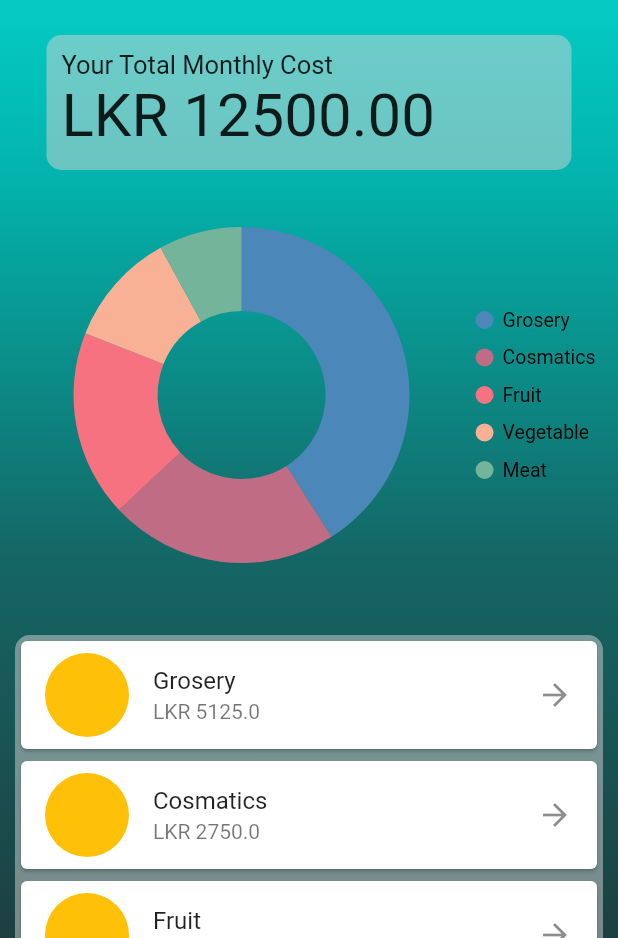
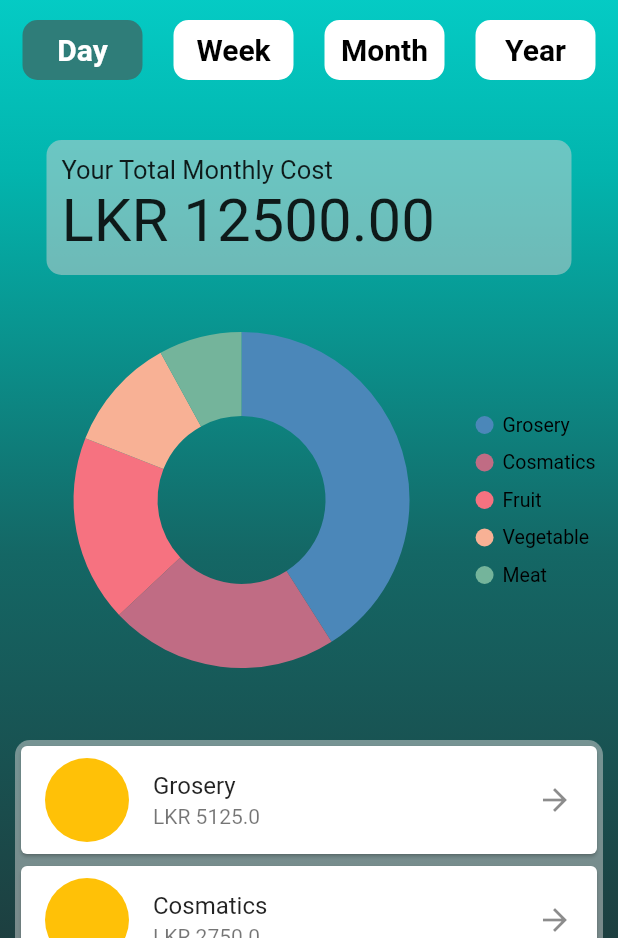
Before and after one commit to ListMe-MP/list_me, a Flutter app: the Analyse screen opened directly, on a phone screen of 412 x 824 dp, the part 298-1236 px from its top. Run offline on Flutter 3.47's test engine with Material 2 defaults, Android fonts, the phone set to English and light mode, and no system bars; drawn by our look-alikes of toggle_switch; our stand-ins replace google_fonts, ionicons, smooth_page_indicator, syncfusion_flutter_charts; Roboto replaces fonts that are missing (Castoro).

Commit message:
navigation bar

```diff
--- a/lib/model/button_model.dart
+++ b/lib/model/button_model.dart
@@ -2,7 +2,7 @@ import 'package:flutter/material.dart';
 import 'package:list_me/screens/Settings_page.dart';
 import 'package:list_me/screens/check_list.dart';
 import 'package:list_me/screens/create_list.dart';
-import 'package:list_me/screens/analyse_page.dart';
+import 'package:list_me/screens/analysis/analyse_page.dart';
 
 class ButtonModel extends ChangeNotifier {
   final List _buttonTypes = [
--- a/lib/screens/Settings_page.dart
+++ b/lib/screens/Settings_page.dart
@@ -21,7 +21,8 @@ class SettingsPage extends StatelessWidget {
   @override
   Widget build(BuildContext context) {
 
-    return Scaffold(
+    return SafeArea(
+      child: Scaffold(
         appBar: AppBar(
             title: const Text(
               "Settings",
@@ -189,6 +190,7 @@ class SettingsPage extends StatelessWidget {
             ],
           ),
         ),
+      ),
     );
   }
 }
--- a/lib/screens/analyse_page.dart
+++ /dev/null
@@ -1,221 +0,0 @@
-
-import 'package:flutter/material.dart';
-import 'package:google_fonts/google_fonts.dart';
-import 'package:list_me/components/background.dart';
-import 'package:list_me/components/colors.dart';
-import 'package:list_me/screens/catagory_page.dart';
-import 'package:syncfusion_flutter_charts/charts.dart';
-
-import '../components/top_bar.dart';
-import '../utils/navigationMenu.dart';
-
-class Analyse extends StatefulWidget {
-  const Analyse({super.key});
-
-  @override
-  State<Analyse> createState() => _AnalyseState();
-}
-
-class _AnalyseState extends State<Analyse> {
-  late List<CatData> _chartData;
-
-  @override
-  void initState() {
-    _chartData = getChartData();
-    super.initState();
-  }
-
-  List<Catagory> catagorys = [
-    const Catagory(
-      catname: 'Grosery',
-      price: 5125,
-      urlAvatar: '',
-    ),
-    const Catagory(
-      catname: 'Cosmatics',
-      price: 2750,
-      urlAvatar: '',
-    ),
-    const Catagory(
-      catname: 'Fruit',
-      price: 2250,
-      urlAvatar: '',
-    ),
-    const Catagory(
-      catname: 'Vegetable',
-      price: 1375,
-      urlAvatar: '',
-    ),
-    const Catagory(
-      catname: 'Meat',
-      price: 1000,
-      urlAvatar: '',
-    ),
-  ];
-
-  @override
-  Widget build(BuildContext context) {
-    return Scaffold(
-      appBar: AppBar(
-        title: const Text(
-          "Analysis",
-          style: TextStyle(color: tc1),
-          textAlign: TextAlign.justify,
-        ),
-        backgroundColor: tc4,
-        foregroundColor: tc1,
-      ),
-      body: Stack(children: [
-        Background(),
-        SingleChildScrollView(
-          child: Column(
-            crossAxisAlignment: CrossAxisAlignment.center,
-            children: [
-              TopBar(
-                onToggle: (index) {
-                  print('switched to:$index');
-                },
-                onMenuItemSelected: (item) => onSelected(context, item),
-              ),
-              Padding(
-                padding: EdgeInsets.only(top: 30.0),
-                child: Stack(
-                  children: [
-                    Text(
-                      'Analysis',
-                      style: GoogleFonts.castoro(
-                          fontSize: 40.0,
-                          foreground: Paint()
-                            ..style = PaintingStyle.stroke
-                            ..strokeWidth = 5
-                            ..color = tc5),
-                    ),
-                    Text('Analysis',
-                        style: GoogleFonts.castoro(
-                          fontSize: 40.0,
-                          color: tc6,
-                        )),
-                  ],
-                ),
-              ),
-              SizedBox(
-                height: 25.0,
-              ),
-              Container(
-                child: Padding(
-                  padding: const EdgeInsets.all(10.0),
-                  child: Column(
-                    crossAxisAlignment: CrossAxisAlignment.start,
-                    children: [
-                      Text(
-                        'Your Total Monthly Cost',
-                        style: TextStyle(
-                          fontSize: 17.0,
-                        ),
-                      ),
-                      Text(
-                        'LKR 12500.00',
-                        style: TextStyle(
-                          fontSize: 40.0,
-                        ),
-                      ),
-                    ],
-                  ),
-                ),
-                width: 350,
-                height: 90,
-                decoration: ShapeDecoration(
-                    color: Color(0x7FD4D4D4),
-                    shape: RoundedRectangleBorder(
-                      borderRadius: BorderRadius.circular(10),
-                    )),
-              ),
-              SfCircularChart(
-                series: <CircularSeries>[
-                  DoughnutSeries<CatData, String>(
-                    dataSource: _chartData,
-                    xValueMapper: (CatData data, _) => data.item,
-                    yValueMapper: (CatData data, _) => data.price,
-                    //dataLabelSettings: DataLabelSettings(isVisible: true)
-                  ),
-                ],
-                legend: Legend(
-                    isVisible: true,
-                    overflowMode: LegendItemOverflowMode.wrap),
-              ),
-              Padding(
-                padding: const EdgeInsets.all(10.0),
-                child: Container(
-                  decoration: BoxDecoration(
-                      borderRadius: BorderRadius.circular(10),
-                      color: Color(0X7fd4d4d4)),
-                  height: 400,
-                  child: ListView.builder(
-                    scrollDirection: Axis.vertical,
-                    shrinkWrap: true,
-                    itemCount: catagorys.length,
-                    itemBuilder: (BuildContext context, int index) {
-                      final category = catagorys[index];
-                      return GestureDetector(
-                        onTap: () {
-                          Navigator.of(context).push(MaterialPageRoute(builder: (context)=> CategoryPage()));
-                        },
-                        child: Card(
-                          child: ListTile(
-                            leading: CircleAvatar(
-                              radius: 28,
-                              backgroundColor: Colors.amber,
-                            ),
-                            title: Text(category.catname),
-                            subtitle:
-                                Text('LKR ' + category.price.toString()),
-                            trailing: const Icon(Icons.arrow_forward),
-
-                            // onTap: (){
-                            //   Navigator.of(context).push(MaterialPageRoute(
-                            //     builder: CatagoryPage())
-                            //   ),
-                            // },
-                          ),
-                        ),
-                      );
-                    },
-                  ),
-                ),
-              ),
-            ],
-          ),
-        ),
-      ]),
-    );
-  }
-
-  List<CatData> getChartData() {
-    final List<CatData> chartData = [
-      CatData('Grosery', 5125),
-      CatData('Cosmatics', 2750),
-      CatData('Fruit', 2250),
-      CatData('Vegetable', 1375),
-      CatData('Meat', 1000),
-    ];
-    return chartData;
-  }
-}
-
-class CatData {
-  CatData(this.item, this.price);
-  final String item;
-  final int price;
-}
-
-class Catagory {
-  final String catname;
-  final double price;
-  final String urlAvatar;
-
-  const Catagory({
-    required this.catname,
-    required this.price,
-    required this.urlAvatar,
-  });
-}
--- /dev/null
+++ b/lib/screens/analysis/analyse_page.dart
@@ -0,0 +1,127 @@
+import 'package:flutter/material.dart';
+import 'package:google_fonts/google_fonts.dart';
+import 'package:list_me/components/background.dart';
+import 'package:list_me/components/colors.dart';
+import 'package:list_me/screens/analysis/chart.dart';
+
+
+import '../../components/top_bar.dart';
+import '../../utils/navigationMenu.dart';
+
+class Analyse extends StatefulWidget {
+  const Analyse({super.key});
+
+  @override
+  State<Analyse> createState() => _AnalyseState();
+}
+
+class _AnalyseState extends State<Analyse> with TickerProviderStateMixin {
+
+  List day = ['Day', 'Week', 'Month', 'Year'];
+  int index_color = 0;
+
+  @override
+  Widget build(BuildContext context) {
+    return DefaultTabController(
+      length: 2,
+      initialIndex: 0,
+      child: SafeArea(
+        child: Scaffold(
+          appBar: AppBar(
+            title: const Text(
+              "Analysis",
+              style: TextStyle(color: tc1),
+              textAlign: TextAlign.justify,
+            ),
+            backgroundColor: tc4,
+            foregroundColor: tc1,
+          ),
+          body: Stack(children: [
+            Background(),
+            SingleChildScrollView(
+              child: Column(
+                crossAxisAlignment: CrossAxisAlignment.center,
+                children: [
+                  TopBar(
+                    onToggle: (index) {
+                      print('switched to:$index');
+                    },
+                    onMenuItemSelected: (item) => onSelected(context, item),
+                  ),
+                  Padding(
+                    padding: EdgeInsets.only(top: 30.0),
+                    child: Stack(
+                      children: [
+                        Text(
+                          'Analysis',
+                          style: GoogleFonts.castoro(
+                              fontSize: 40.0,
+                              foreground: Paint()
+                                ..style = PaintingStyle.stroke
+                                ..strokeWidth = 5
+                                ..color = tc5),
+                        ),
+                        Text('Analysis',
+                            style: GoogleFonts.castoro(
+                              fontSize: 40.0,
+                              color: tc6,
+                            )),
+                      ],
+                    ),
+                  ),
+                  SizedBox(height: 15),
+
+                  Padding(
+                    padding: const EdgeInsets.symmetric(horizontal: 15),
+                    child: Row(
+                      mainAxisAlignment: MainAxisAlignment.spaceBetween,
+                      children: [
+                        ...List.generate(
+                          4,
+                          (index) {
+                            return GestureDetector(
+                              onTap: () {
+                                setState(() {
+                                  index_color = index;
+                                });
+                              },
+                              child: Container(
+                                height: 40,
+                                width: 80,
+                                decoration: BoxDecoration(
+                                    borderRadius: BorderRadius.circular(10),
+                                    color: index_color == index
+                                    ? Color.fromARGB(255, 47, 125, 121)
+                                    : Colors.white
+                                    ),
+                                alignment: Alignment.center,
+                                child: Text(
+                                  day[index],
+                                  style: TextStyle(
+                                      color: index_color == index
+                                    ? Colors.white
+                                    : Colors.black,
+                                      fontSize: 20,
+                                      fontWeight: FontWeight.w700),
+                                ),
+                              ),
+                            );
+                          },
+                        ),
+                      ],
+                    ),
+                  ),
+
+                  SizedBox(
+                    height: 15,
+                  ),
+                  Chart(),
+                ],
+              ),
+            ),
+          ]),
+        ),
+      ),
+    );
+  }
+}
--- a/lib/screens/catagory_page.dart
+++ b/lib/screens/analysis/catagory_page.dart
@@ -5,8 +5,8 @@ import 'package:list_me/components/background.dart';
 import 'package:list_me/components/colors.dart';
 import 'package:list_me/components/itemcard.dart';
 
-import '../components/top_bar.dart';
-import '../utils/navigationMenu.dart';
+import '../../components/top_bar.dart';
+import '../../utils/navigationMenu.dart';
 
 class CategoryPage extends StatefulWidget {
   const CategoryPage({super.key});
@@ -16,13 +16,10 @@ class CategoryPage extends StatefulWidget {
 }
 
 class _CategoryPageState extends State<CategoryPage> {
-  late List<CatData> _chartData;
-
-  @override
-
 
   List<Catagory> catagorys = [
     const Catagory(
+
       item_name: 'Rice',
       quantity: '10 kg',
       amount: '1200.00',
--- /dev/null
+++ b/lib/screens/analysis/chart.dart
@@ -0,0 +1,175 @@
+import 'package:flutter/material.dart';
+import 'package:list_me/screens/analysis/catagory_page.dart';
+import 'package:syncfusion_flutter_charts/charts.dart';
+
+
+class Chart extends StatefulWidget {
+  const Chart({super.key});
+
+  @override
+  State<Chart> createState() => _ChartState();
+}
+
+class _ChartState extends State<Chart> {
+  late List<CatData> _chartData;
+
+  @override
+  void initState() {
+    _chartData = getChartData();
+    super.initState();
+  }
+
+  List<Catagory> catagorys = [
+    const Catagory(
+      catname: 'Grosery',
+      price: 5125,
+      urlAvatar: '',
+    ),
+    const Catagory(
+      catname: 'Cosmatics',
+      price: 2750,
+      urlAvatar: '',
+    ),
+    const Catagory(
+      catname: 'Fruit',
+      price: 2250,
+      urlAvatar: '',
+    ),
+    const Catagory(
+      catname: 'Vegetable',
+      price: 1375,
+      urlAvatar: '',
+    ),
+    const Catagory(
+      catname: 'Meat',
+      price: 1000,
+      urlAvatar: '',
+    ),
+  ];
+
+
+
+  @override
+  Widget build(BuildContext context) {
+    return Column(
+      children:[
+        SizedBox(
+        height: 25.0,
+      ),
+      Container(
+        child: Padding(
+          padding: const EdgeInsets.all(10.0),
+          child: Column(
+            crossAxisAlignment: CrossAxisAlignment.start,
+            children: [
+              Text(
+                'Your Total Monthly Cost',
+                style: TextStyle(
+                  fontSize: 17.0,
+                ),
+              ),
+              Text(
+                'LKR 12500.00',
+                style: TextStyle(
+                  fontSize: 40.0,
+                ),
+              ),
+            ],
+          ),
+        ),
+        width: 350,
+        height: 90,
+        decoration: ShapeDecoration(
+            color: Color(0x7FD4D4D4),
+            shape: RoundedRectangleBorder(
+              borderRadius: BorderRadius.circular(10),
+            )),
+      ),
+
+
+      SfCircularChart(
+        series: <CircularSeries>[
+          DoughnutSeries<CatData, String>(
+            dataSource: _chartData,
+            xValueMapper: (CatData data, _) => data.item,
+            yValueMapper: (CatData data, _) => data.price,
+            //dataLabelSettings: DataLabelSettings(isVisible: true)
+          ),
+        ],
+        legend:
+            Legend(isVisible: true, overflowMode: LegendItemOverflowMode.wrap),
+      ),
+      Padding(
+        padding: const EdgeInsets.all(10.0),
+        child: Container(
+          decoration: BoxDecoration(
+              borderRadius: BorderRadius.circular(10),
+              color: Color(0X7fd4d4d4)),
+          height: 400,
+          child: ListView.builder(
+            scrollDirection: Axis.vertical,
+            shrinkWrap: true,
+            itemCount: catagorys.length,
+            itemBuilder: (BuildContext context, int index) {
+              final category = catagorys[index];
+              return GestureDetector(
+                onTap: () {
+                  Navigator.of(context).push(
+                      MaterialPageRoute(builder: (context) => CategoryPage()));
+                },
+                child: Card(
+                  child: ListTile(
+                    leading: CircleAvatar(
+                      radius: 28,
+                      backgroundColor: Colors.amber,
+                    ),
+                    title: Text(category.catname),
+                    subtitle: Text('LKR ' + category.price.toString()),
+                    trailing: const Icon(Icons.arrow_forward),
+
+                    // onTap: (){
+                    //   Navigator.of(context).push(MaterialPageRoute(
+                    //     builder: CatagoryPage())
+                    //   ),
+                    // },
+                  ),
+                ),
+              );
+            },
+          ),
+        ),
+      ),
+      ],
+
+    );
+  }
+
+  List<CatData> getChartData() {
+    final List<CatData> chartData = [
+      CatData('Grosery', 5125),
+      CatData('Cosmatics', 2750),
+      CatData('Fruit', 2250),
+      CatData('Vegetable', 1375),
+      CatData('Meat', 1000),
+    ];
+    return chartData;
+  }
+}
+
+class CatData {
+  CatData(this.item, this.price);
+  final String item;
+  final int price;
+}
+
+class Catagory {
+  final String catname;
+  final double price;
+  final String urlAvatar;
+
+  const Catagory({
+    required this.catname,
+    required this.price,
+    required this.urlAvatar,
+  });
+}
--- a/lib/screens/check_list.dart
+++ b/lib/screens/check_list.dart
@@ -14,7 +14,8 @@ class CheckList extends StatelessWidget {
 
   @override
   Widget build(BuildContext context) {
-    return Scaffold(
+    return SafeArea(
+      child: Scaffold(
         appBar: AppBar(title: Text("Check List", style: TextStyle(color: tc1),textAlign: TextAlign.justify,),
         backgroundColor: tc4,
             foregroundColor: tc1,
@@ -134,6 +135,7 @@ class CheckList extends StatelessWidget {
             ),
           ],
         ),
+      ),
     );
   }
 }
--- a/lib/screens/create_list.dart
+++ b/lib/screens/create_list.dart
@@ -18,7 +18,8 @@ int _quntity = 1;
 
   @override
   Widget build(BuildContext context) {
-    return Scaffold(
+    return SafeArea(
+      child: Scaffold(
           appBar: AppBar(
             title: const Text(
               "Create List",
@@ -254,6 +255,7 @@ SizedBox(
                 ),
               )
             ],
-        ));
+          )),
+    );
   }
 }
--- a/lib/screens/home_page.dart
+++ b/lib/screens/home_page.dart
@@ -14,7 +14,8 @@ class HomePage extends StatelessWidget {
 
   @override
   Widget build(BuildContext context) {
-    return Scaffold(
+    return SafeArea(
+      child: Scaffold(
         body: Stack(
           children: [
             // backkground style
@@ -108,6 +109,7 @@ class HomePage extends StatelessWidget {
             )
           ],
         ),
+      ),
     );
   }
 }
```
Lines whose indentation alone changed are shown as unchanged.
